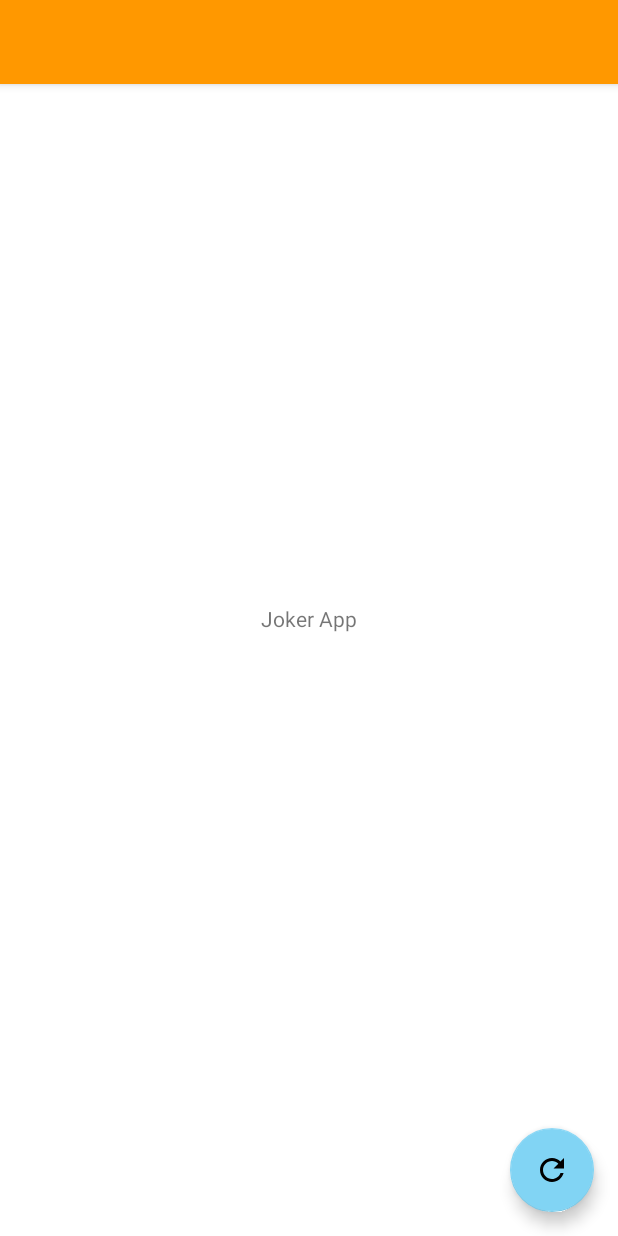
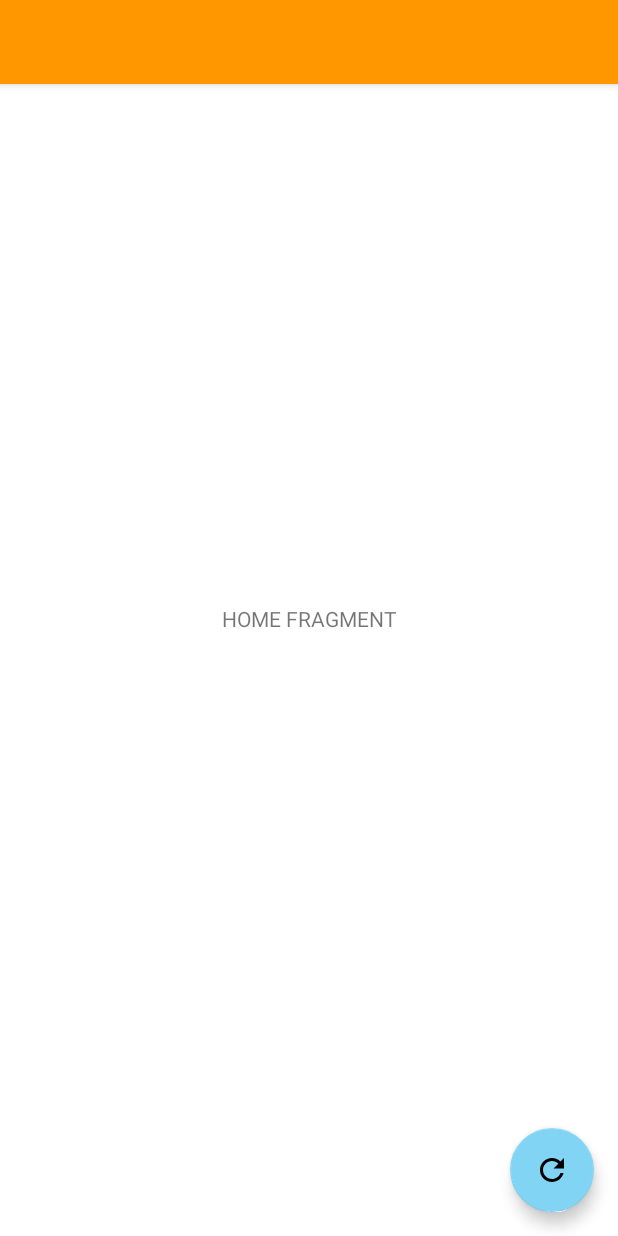
Before and after one commit to Miguel1138/Joker-App, an Android app: the screen it shows after launch (MainActivity), on a phone screen of 412 x 824 dp. Run offline under Robolectric (Android 15) with nearby library versions, the phone set to English and light mode, and no system bars.

Commit message:
Create Navigation and Fragment components
- Add Navigation libs in build.gradle
- Create the three fragments, the layouts and classes are linked, although the style still needs to be fixed.
- Insert a fragment host in content_main.xml to load, in future commits, the three fragments according to the selection in the menu drawer.

Signed-off-by: Miguel S. da Silva <miguels.dasilva00@gmail.com>

```diff
--- a/app/build.gradle
+++ b/app/build.gradle
@@ -39,6 +39,12 @@ dependencies {
     implementation 'androidx.appcompat:appcompat:1.3.1'
     implementation 'com.google.android.material:material:1.4.0'
     implementation 'androidx.constraintlayout:constraintlayout:2.1.1'
+
+    // Navigation
+    implementation 'androidx.navigation:navigation-fragment-ktx:2.3.5'
+    implementation 'androidx.navigation:navigation-ui-ktx:2.3.5'
+
+    // Testing
     testImplementation 'junit:junit:4.+'
     androidTestImplementation 'androidx.test.ext:junit:1.1.3'
     androidTestImplementation 'androidx.test.espresso:espresso-core:3.4.0'
--- /dev/null
+++ b/app/src/main/java/co/tiagoaguiar/tutorial/jokerappdev/HomeFragment.kt
@@ -0,0 +1,19 @@
+package co.tiagoaguiar.tutorial.jokerappdev
+
+import android.os.Bundle
+import android.view.LayoutInflater
+import android.view.View
+import android.view.ViewGroup
+import androidx.fragment.app.Fragment
+
+class HomeFragment : Fragment() {
+
+    override fun onCreateView(
+        inflater: LayoutInflater,
+        container: ViewGroup?,
+        savedInstanceState: Bundle?
+    ): View? {
+        return inflater.inflate(R.layout.fragment_home, container, false)
+    }
+
+}
--- a/app/src/main/res/layout/content_main.xml
+++ b/app/src/main/res/layout/content_main.xml
@@ -1,16 +1,15 @@
 <?xml version="1.0" encoding="utf-8"?>
 <androidx.constraintlayout.widget.ConstraintLayout xmlns:android="http://schemas.android.com/apk/res/android"
+    xmlns:app="http://schemas.android.com/apk/res-auto"
     android:layout_width="match_parent"
-    android:layout_height="match_parent"
-    xmlns:app="http://schemas.android.com/apk/res-auto">
+    android:layout_height="match_parent">
 
-    <TextView
-        android:layout_width="wrap_content"
-        android:layout_height="wrap_content"
-        android:text="@string/app_name"
-        app:layout_constraintBottom_toBottomOf="parent"
-        app:layout_constraintEnd_toEndOf="parent"
-        app:layout_constraintStart_toStartOf="parent"
-        app:layout_constraintTop_toTopOf="parent" />
+    <fragment
+        android:id="@+id/nav_host_fragment_content_main"
+        android:name="androidx.navigation.fragment.NavHostFragment"
+        android:layout_width="match_parent"
+        android:layout_height="match_parent"
+        app:defaultNavHost="true"
+        app:navGraph="@navigation/navigation" />
 
 </androidx.constraintlayout.widget.ConstraintLayout>
--- /dev/null
+++ b/app/src/main/res/layout/fragment_home.xml
@@ -0,0 +1,16 @@
+<?xml version="1.0" encoding="utf-8"?>
+<androidx.constraintlayout.widget.ConstraintLayout xmlns:android="http://schemas.android.com/apk/res/android"
+    xmlns:app="http://schemas.android.com/apk/res-auto"
+    android:layout_width="match_parent"
+    android:layout_height="match_parent">
+
+    <TextView
+        android:layout_width="wrap_content"
+        android:layout_height="wrap_content"
+        android:text="HOME FRAGMENT"
+        app:layout_constraintBottom_toBottomOf="parent"
+        app:layout_constraintEnd_toEndOf="parent"
+        app:layout_constraintStart_toStartOf="parent"
+        app:layout_constraintTop_toTopOf="parent" />
+
+</androidx.constraintlayout.widget.ConstraintLayout>
--- /dev/null
+++ b/app/src/main/res/navigation/navigation.xml
@@ -0,0 +1,25 @@
+<?xml version="1.0" encoding="utf-8"?>
+<navigation xmlns:android="http://schemas.android.com/apk/res/android"
+    xmlns:app="http://schemas.android.com/apk/res-auto"
+    xmlns:tools="http://schemas.android.com/tools"
+    android:id="@+id/navigation"
+    app:startDestination="@id/nav_home">
+
+    <fragment
+        android:id="@+id/nav_home"
+        android:name="co.tiagoaguiar.tutorial.jokerappdev.HomeFragment"
+        android:label="@string/menu_home"
+        tools:layout="@layout/fragment_home" />
+
+    <fragment
+        android:id="@+id/nav_about"
+        android:name="co.tiagoaguiar.tutorial.jokerappdev.AboutFragment"
+        android:label="@string/menu_about"
+        tools:layout="@layout/fragment_about" />
+
+    <fragment
+        android:id="@+id/nav_joke_day"
+        android:name="co.tiagoaguiar.tutorial.jokerappdev.JokeDayFragment"
+        android:label="@string/joker_day"
+        tools:layout="@layout/fragment_joke_day" />
+</navigation>
```
Also changed, not shown: app/src/main/java/co/tiagoaguiar/tutorial/jokerappdev/AboutFragment.kt (added, +19 -0 lines), app/src/main/java/co/tiagoaguiar/tutorial/jokerappdev/JokeDayFragment.kt (added, +19 -0 lines), app/src/main/res/layout/fragment_about.xml (added, +7 -0 lines), app/src/main/res/layout/fragment_joke_day.xml (added, +7 -0 lines).
